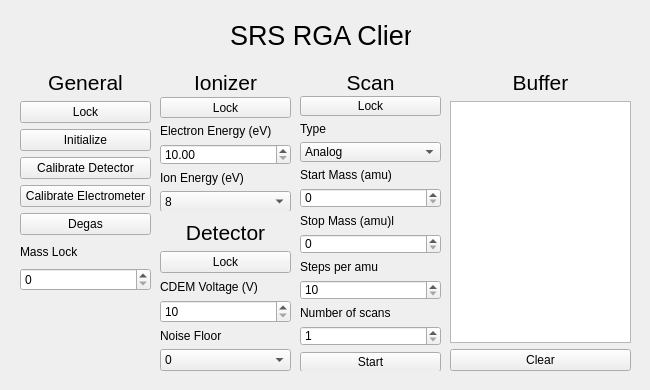
Before: the Qt Designer form lib/clients/cryovac_clients/RGA_gui.ui in EGGS-Experiment/EGGS_labrad, drawn with Qt 5.
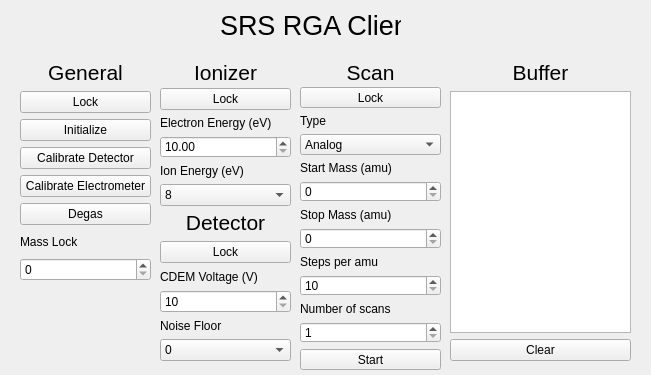
After: the same form once the commit is applied.

Patch:
```diff
--- a/lib/clients/cryovac_clients/RGA_gui.ui
+++ b/lib/clients/cryovac_clients/RGA_gui.ui
@@ -6,8 +6,8 @@
    <rect>
     <x>0</x>
     <y>0</y>
-    <width>650</width>
-    <height>390</height>
+    <width>651</width>
+    <height>375</height>
    </rect>
   </property>
   <property name="windowTitle">
@@ -16,8 +16,8 @@
   <widget class="QLabel" name="RGA_label">
    <property name="geometry">
     <rect>
-     <x>230</x>
-     <y>20</y>
+     <x>220</x>
+     <y>10</y>
      <width>181</width>
      <height>31</height>
     </rect>
@@ -35,7 +35,7 @@
    <property name="geometry">
     <rect>
      <x>20</x>
-     <y>70</y>
+     <y>60</y>
      <width>131</width>
      <height>221</height>
     </rect>
@@ -106,9 +106,9 @@
    <property name="geometry">
     <rect>
      <x>300</x>
-     <y>70</y>
+     <y>60</y>
      <width>141</width>
-     <height>301</height>
+     <height>310</height>
     </rect>
    </property>
    <layout class="QGridLayout" name="scan_layout">
@@ -155,7 +155,7 @@
     <item row="9" column="1">
      <widget class="QLabel" name="scan_mf_label">
       <property name="text">
-       <string>Stop Mass (amu)l</string>
+       <string>Stop Mass (amu)</string>
       </property>
      </widget>
     </item>
@@ -250,7 +250,7 @@
    <property name="geometry">
     <rect>
      <x>160</x>
-     <y>220</y>
+     <y>210</y>
      <width>131</width>
      <height>151</height>
     </rect>
@@ -346,13 +346,13 @@
     </item>
    </layout>
   </widget>
-  <widget class="QWidget" name="">
+  <widget class="QWidget" name="layoutWidget">
    <property name="geometry">
     <rect>
      <x>160</x>
-     <y>70</y>
+     <y>60</y>
      <width>131</width>
-     <height>141</height>
+     <height>146</height>
     </rect>
    </property>
    <layout class="QGridLayout" name="ionizer_layout">
@@ -413,11 +413,11 @@
     </item>
    </layout>
   </widget>
-  <widget class="QWidget" name="">
+  <widget class="QWidget" name="layoutWidget">
    <property name="geometry">
     <rect>
      <x>450</x>
-     <y>70</y>
+     <y>60</y>
      <width>181</width>
      <height>301</height>
     </rect>
```
Left out of the diff: 4 changed lines with no effect on the pictures.
